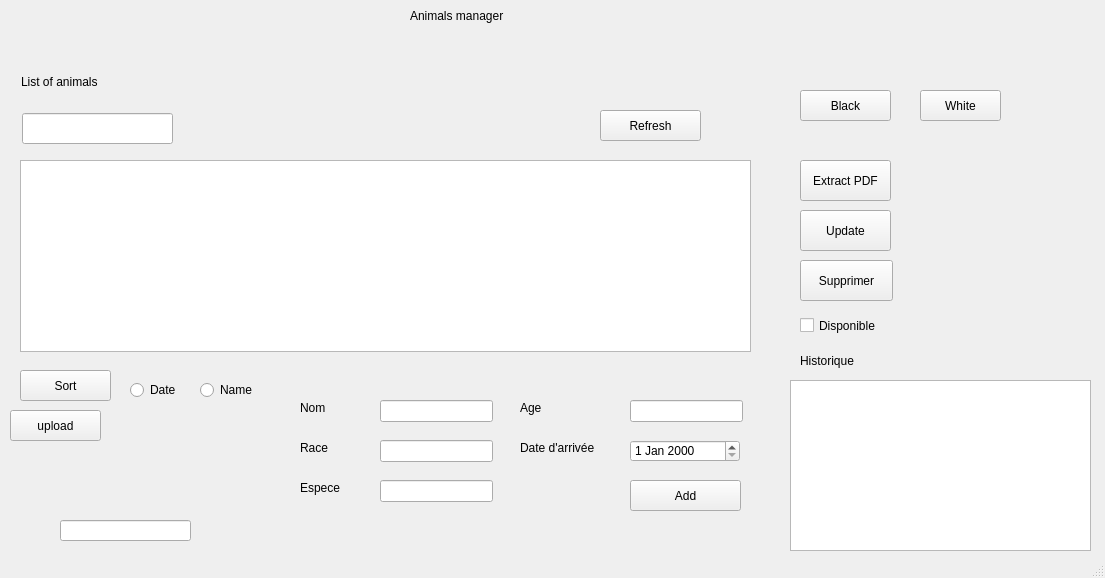
The window that mainwindow.ui (Seddiki101/PetHaven) describes before a commit, drawn with Qt 5.
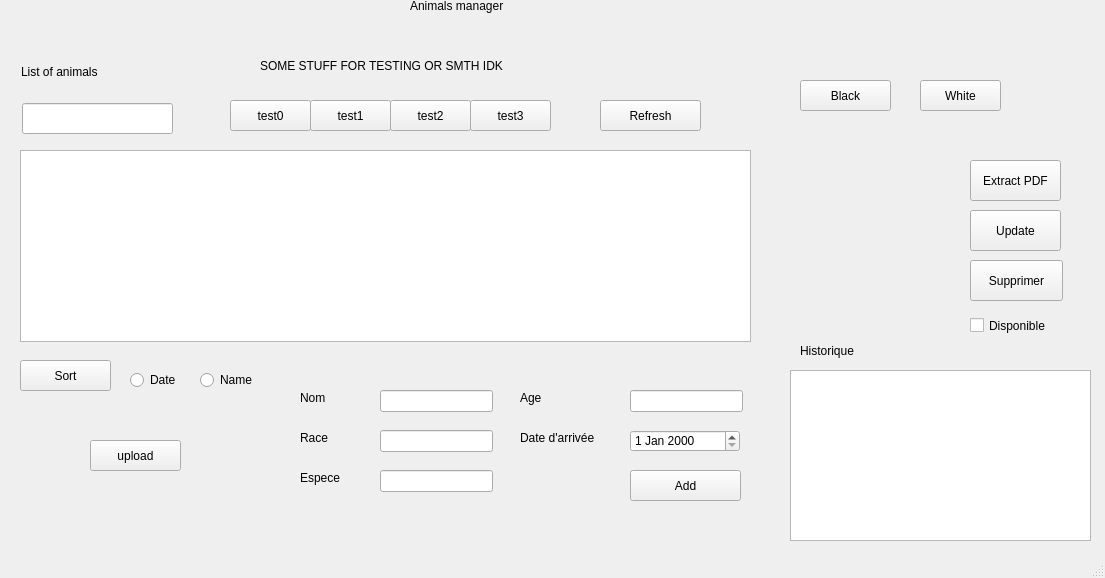
The same window after the commit.

Diff of the .ui file:
```diff
--- a/mainwindow.ui
+++ b/mainwindow.ui
@@ -18,7 +18,7 @@
     <property name="geometry">
      <rect>
       <x>0</x>
-      <y>0</y>
+      <y>-10</y>
       <width>1101</width>
       <height>571</height>
      </rect>
@@ -56,8 +56,8 @@
      <widget class="QPushButton" name="btn_PDF">
       <property name="geometry">
        <rect>
-        <x>800</x>
-        <y>160</y>
+        <x>970</x>
+        <y>170</y>
         <width>91</width>
         <height>41</height>
        </rect>
@@ -160,8 +160,8 @@
      <widget class="QPushButton" name="btn_Delete">
       <property name="geometry">
        <rect>
-        <x>800</x>
-        <y>260</y>
+        <x>970</x>
+        <y>270</y>
         <width>93</width>
         <height>41</height>
        </rect>
@@ -186,8 +186,8 @@
      <widget class="QPushButton" name="btn_Update">
       <property name="geometry">
        <rect>
-        <x>800</x>
-        <y>210</y>
+        <x>970</x>
+        <y>220</y>
         <width>91</width>
         <height>41</height>
        </rect>
@@ -304,8 +304,8 @@
      <widget class="QCheckBox" name="status">
       <property name="geometry">
        <rect>
-        <x>800</x>
-        <y>310</y>
+        <x>970</x>
+        <y>320</y>
         <width>81</width>
         <height>31</height>
        </rect>
@@ -314,19 +314,6 @@
        <string>Disponible</string>
       </property>
      </widget>
-     <widget class="QLabel" name="error_message">
-      <property name="geometry">
-       <rect>
-        <x>20</x>
-        <y>450</y>
-        <width>221</width>
-        <height>31</height>
-       </rect>
-      </property>
-      <property name="text">
-       <string/>
-      </property>
-     </widget>
      <widget class="QPushButton" name="White">
       <property name="geometry">
        <rect>
@@ -379,8 +366,8 @@
      <widget class="QPushButton" name="btn_Upload">
       <property name="geometry">
        <rect>
-        <x>10</x>
-        <y>410</y>
+        <x>90</x>
+        <y>450</y>
         <width>91</width>
         <height>31</height>
        </rect>
@@ -404,14 +391,97 @@
        <bool>false</bool>
       </property>
      </widget>
-     <widget class="QLineEdit" name="le_Image">
+     <widget class="QLabel" name="label_test">
       <property name="geometry">
        <rect>
-        <x>60</x>
-        <y>520</y>
-        <width>131</width>
-        <height>21</height>
+        <x>260</x>
+        <y>60</y>
+        <width>311</width>
+        <height>31</height>
        </rect>
+      </property>
+      <property name="text">
+       <string>SOME STUFF FOR TESTING OR SMTH IDK</string>
+      </property>
+     </widget>
+     <widget class="QPushButton" name="btn_test0">
+      <property name="geometry">
+       <rect>
+        <x>230</x>
+        <y>110</y>
+        <width>81</width>
+        <height>31</height>
+       </rect>
+      </property>
+      <property name="text">
+       <string>test0</string>
+      </property>
+     </widget>
+     <widget class="QPushButton" name="btn_test1">
+      <property name="geometry">
+       <rect>
+        <x>310</x>
+        <y>110</y>
+        <width>81</width>
+        <height>31</height>
+       </rect>
+      </property>
+      <property name="text">
+       <string>test1</string>
+      </property>
+     </widget>
+     <widget class="QPushButton" name="btn_test2">
+      <property name="geometry">
+       <rect>
+        <x>390</x>
+        <y>110</y>
+        <width>81</width>
+        <height>31</height>
+       </rect>
+      </property>
+      <property name="text">
+       <string>test2</string>
+      </property>
+     </widget>
+     <widget class="QPushButton" name="btn_test3">
+      <property name="geometry">
+       <rect>
+        <x>470</x>
+        <y>110</y>
+        <width>81</width>
+        <height>31</height>
+       </rect>
+      </property>
+      <property name="text">
+       <string>test3</string>
+      </property>
+     </widget>
+     <widget class="QLabel" name="label_image">
+      <property name="geometry">
+       <rect>
+        <x>770</x>
+        <y>170</y>
+        <width>191</width>
+        <height>171</height>
+       </rect>
+      </property>
+      <property name="minimumSize">
+       <size>
+        <width>31</width>
+        <height>31</height>
+       </size>
+      </property>
+      <property name="maximumSize">
+       <size>
+        <width>191</width>
+        <height>171</height>
+       </size>
+      </property>
+      <property name="text">
+       <string/>
+      </property>
+      <property name="scaledContents">
+       <bool>true</bool>
       </property>
      </widget>
     </widget>
```
Left out of the diff: 3 changed lines with no effect on the pictures.
